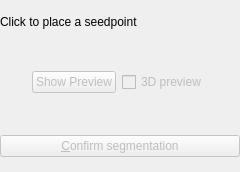
This is Modules/SegmentationUI/Qmitk/QmitkAdaptiveRegionGrowingToolGUIControls.ui in MITK/MITK as Qt 5 draws it before an edit. The edited form follows.
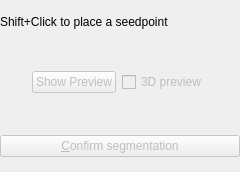
This is the edited form. Custom widgets are drawn as their Qt base class.

Commit message: Changed pointset interactor to single point with shift click

Patch:
```diff
--- a/Modules/SegmentationUI/Qmitk/QmitkAdaptiveRegionGrowingToolGUIControls.ui
+++ b/Modules/SegmentationUI/Qmitk/QmitkAdaptiveRegionGrowingToolGUIControls.ui
@@ -41,7 +41,7 @@
       </sizepolicy>
      </property>
      <property name="text">
-      <string>Click to place a seedpoint</string>
+      <string>Shift+Click to place a seedpoint</string>
      </property>
     </widget>
    </item>
```
The commit also changes 1 other file.
